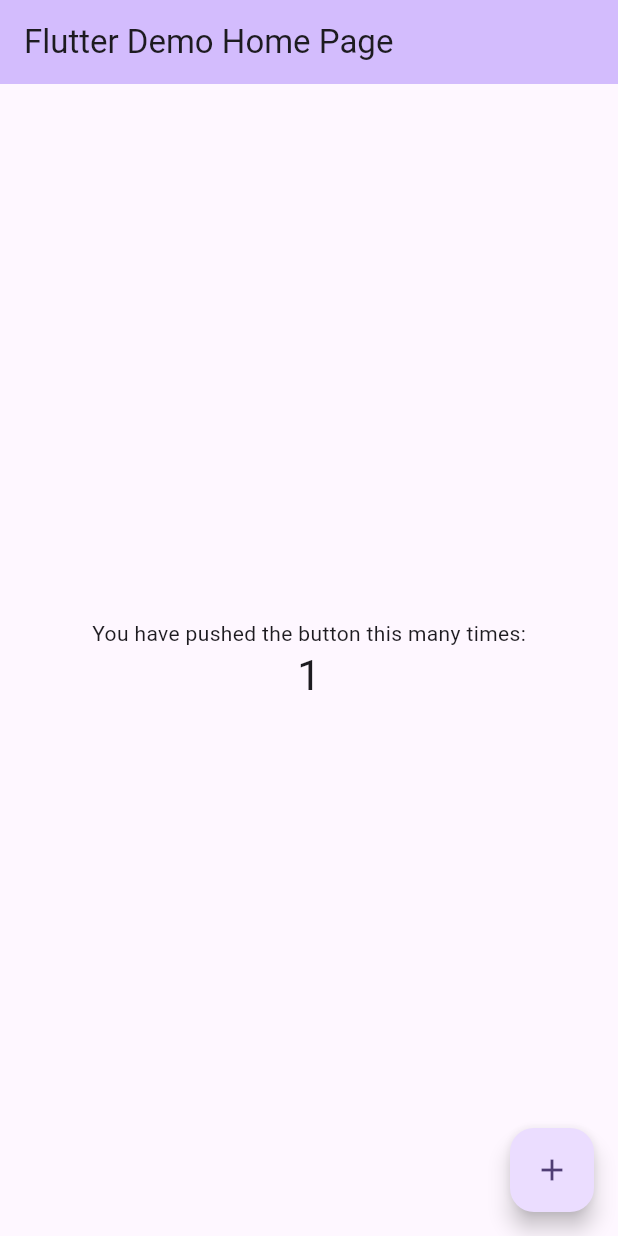
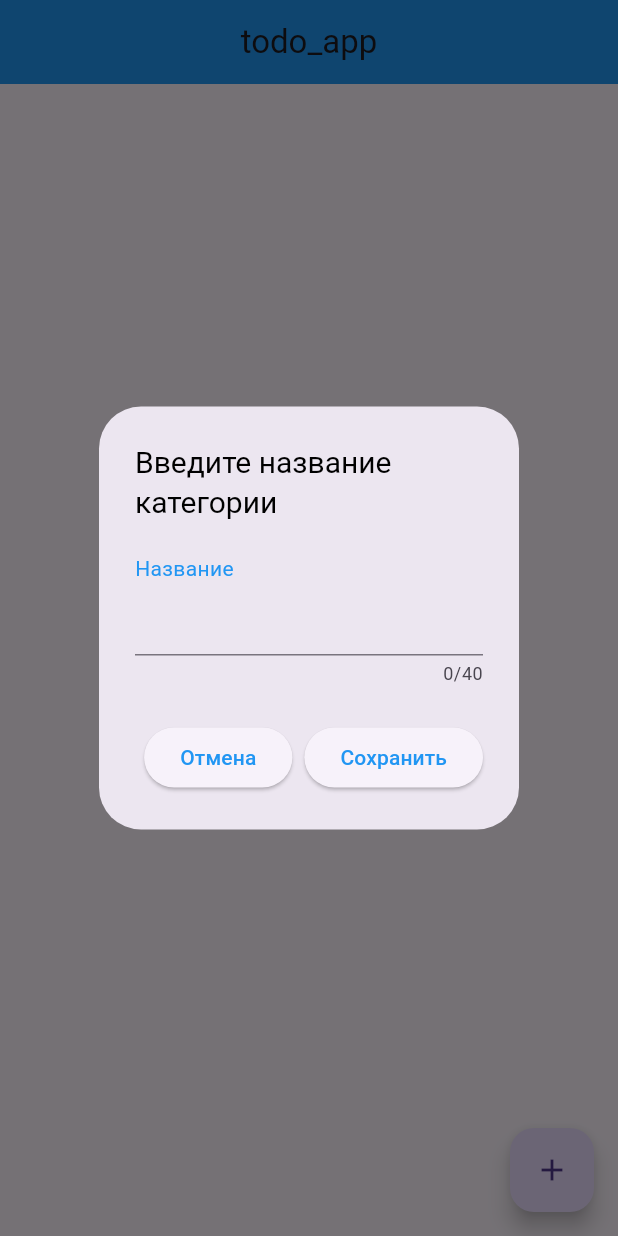
Before and after one commit to darksquare1/tuduwka, a Flutter app: the screen it shows after launch, after a tap on the "add" icon, on a phone screen of 412 x 824 dp. Run offline on Flutter 3.47's test engine with Material 3 defaults, Android fonts, the phone set to English and light mode, and no system bars.

Commit message:
added category model, screen

```diff
--- a/lib/main.dart
+++ b/lib/main.dart
@@ -1,125 +1,20 @@
 import 'package:flutter/material.dart';
+import 'screens/category_screen.dart';
 
 void main() {
-  runApp(const MyApp());
+  runApp(MyApp());
 }
 
 class MyApp extends StatelessWidget {
-  const MyApp({super.key});
-
-  // This widget is the root of your application.
   @override
   Widget build(BuildContext context) {
     return MaterialApp(
-      title: 'Flutter Demo',
+      title: 'Список задач',
       theme: ThemeData(
-        // This is the theme of your application.
-        //
-        // TRY THIS: Try running your application with "flutter run". You'll see
-        // the application has a purple toolbar. Then, without quitting the app,
-        // try changing the seedColor in the colorScheme below to Colors.green
-        // and then invoke "hot reload" (save your changes or press the "hot
-        // reload" button in a Flutter-supported IDE, or press "r" if you used
-        // the command line to start the app).
-        //
-        // Notice that the counter didn't reset back to zero; the application
-        // state is not lost during the reload. To reset the state, use hot
-        // restart instead.
-        //
-        // This works for code too, not just values: Most code changes can be
-        // tested with just a hot reload.
-        colorScheme: ColorScheme.fromSeed(seedColor: Colors.deepPurple),
-        useMaterial3: true,
+        primarySwatch: Colors.blue,
+        visualDensity: VisualDensity.adaptivePlatformDensity,
       ),
-      home: const MyHomePage(title: 'Flutter Demo Home Page'),
+      home: CategoryScreen(),
     );
   }
 }
-
-class MyHomePage extends StatefulWidget {
-  const MyHomePage({super.key, required this.title});
-
-  // This widget is the home page of your application. It is stateful, meaning
-  // that it has a State object (defined below) that contains fields that affect
-  // how it looks.
-
-  // This class is the configuration for the state. It holds the values (in this
-  // case the title) provided by the parent (in this case the App widget) and
-  // used by the build method of the State. Fields in a Widget subclass are
-  // always marked "final".
-
-  final String title;
-
-  @override
-  State<MyHomePage> createState() => _MyHomePageState();
-}
-
-class _MyHomePageState extends State<MyHomePage> {
-  int _counter = 0;
-
-  void _incrementCounter() {
-    setState(() {
-      // This call to setState tells the Flutter framework that something has
-      // changed in this State, which causes it to rerun the build method below
-      // so that the display can reflect the updated values. If we changed
-      // _counter without calling setState(), then the build method would not be
-      // called again, and so nothing would appear to happen.
-      _counter++;
-    });
-  }
-
-  @override
-  Widget build(BuildContext context) {
-    // This method is rerun every time setState is called, for instance as done
-    // by the _incrementCounter method above.
-    //
-    // The Flutter framework has been optimized to make rerunning build methods
-    // fast, so that you can just rebuild anything that needs updating rather
-    // than having to individually change instances of widgets.
-    return Scaffold(
-      appBar: AppBar(
-        // TRY THIS: Try changing the color here to a specific color (to
-        // Colors.amber, perhaps?) and trigger a hot reload to see the AppBar
-        // change color while the other colors stay the same.
-        backgroundColor: Theme.of(context).colorScheme.inversePrimary,
-        // Here we take the value from the MyHomePage object that was created by
-        // the App.build method, and use it to set our appbar title.
-        title: Text(widget.title),
-      ),
-      body: Center(
-        // Center is a layout widget. It takes a single child and positions it
-        // in the middle of the parent.
-        child: Column(
-          // Column is also a layout widget. It takes a list of children and
-          // arranges them vertically. By default, it sizes itself to fit its
-          // children horizontally, and tries to be as tall as its parent.
-          //
-          // Column has various properties to control how it sizes itself and
-          // how it positions its children. Here we use mainAxisAlignment to
-          // center the children vertically; the main axis here is the vertical
-          // axis because Columns are vertical (the cross axis would be
-          // horizontal).
-          //
-          // TRY THIS: Invoke "debug painting" (choose the "Toggle Debug Paint"
-          // action in the IDE, or press "p" in the console), to see the
-          // wireframe for each widget.
-          mainAxisAlignment: MainAxisAlignment.center,
-          children: <Widget>[
-            const Text(
-              'You have pushed the button this many times:',
-            ),
-            Text(
-              '$_counter',
-              style: Theme.of(context).textTheme.headlineMedium,
-            ),
-          ],
-        ),
-      ),
-      floatingActionButton: FloatingActionButton(
-        onPressed: _incrementCounter,
-        tooltip: 'Increment',
-        child: const Icon(Icons.add),
-      ), // This trailing comma makes auto-formatting nicer for build methods.
-    );
-  }
-}
--- /dev/null
+++ b/lib/models/category.dart
@@ -0,0 +1,13 @@
+import 'package:flutter/material.dart';
+
+class Category {
+  final String id;
+  late final String name;
+  final DateTime createdAt;
+
+  Category({
+    required this.id,
+    required this.name,
+    required this.createdAt,
+  });
+}
--- /dev/null
+++ b/lib/screens/category_screen.dart
@@ -0,0 +1,137 @@
+import 'package:flutter/material.dart';
+import '../models/category.dart';
+
+class CategoryScreen extends StatefulWidget {
+  @override
+  _CategoryScreenState createState() => _CategoryScreenState();
+}
+
+class _CategoryScreenState extends State<CategoryScreen> {
+  List<Category> _categories = [];
+  TextEditingController _textEditingController = TextEditingController();
+  String newCategoryName = '';
+
+  @override
+  Widget build(BuildContext context) {
+    return Scaffold(
+      appBar: AppBar(
+        backgroundColor: Colors.blue,
+        title: Text('todo_app'),
+        centerTitle: true,
+      ),
+      body: Center(
+        child: _categories.isEmpty
+            ? Text(
+          'Список категорий пуст',
+          style: TextStyle(fontSize: 18.0),
+        )
+            : ListView.builder(
+          itemCount: _categories.length,
+          itemBuilder: (context, index) {
+            final category = _categories[index];
+            return Dismissible(
+              key: UniqueKey(),
+              background: Container(color: Colors.red),
+              onDismissed: (direction) {
+                _deleteCategory(index);
+              },
+              child: Container(
+                margin: EdgeInsets.all(8.0),
+                decoration: BoxDecoration(
+                  color: Colors.white,
+                  borderRadius: BorderRadius.circular(8.0),
+                  boxShadow: [
+                    BoxShadow(
+                      color: Colors.grey.withOpacity(0.5),
+                      spreadRadius: 2,
+                      blurRadius: 4,
+                      offset: Offset(0, 2), // changes position of shadow
+                    ),
+                  ],
+                ),
+                child: ListTile(
+                  title: Text(category.name),
+                ),
+              ),
+            );
+          },
+        ),
+      ),
+      floatingActionButton: FloatingActionButton(
+        onPressed: () {
+          _showAddCategoryDialog(context);
+        },
+        child: Icon(Icons.add),
+      ),
+    );
+  }
+
+  void _showAddCategoryDialog(BuildContext context) {
+    showDialog(
+      context: context,
+      builder: (BuildContext context) {
+        return StatefulBuilder(
+          builder: (context, setState) {
+            return AlertDialog(
+              title: Text(
+                'Введите название \nкатегории',
+                style: TextStyle(fontSize: 20.0, color: Colors.black),
+              ),
+              content: Column(
+                mainAxisSize: MainAxisSize.min,
+                crossAxisAlignment: CrossAxisAlignment.start,
+                children: [
+                  SizedBox(height: 4),
+                  Text('Название', style: TextStyle(color: Colors.blue)),
+                  SizedBox(height: 0),
+                  TextField(
+                    onChanged: (value) {
+                      setState(() {
+                        newCategoryName = value;
+                      });
+                    },
+                    maxLength: 40,
+                  ),
+                ],
+              ),
+              actions: <Widget>[
+                ElevatedButton(
+                  style: ElevatedButton.styleFrom(
+
+                  ),
+                  child: Text('Отмена', style: TextStyle(color: Colors.blue)),
+                  onPressed: () {
+                    Navigator.of(context).pop();
+                  },
+                ),
+                ElevatedButton(
+                  style: ElevatedButton.styleFrom(
+                  ),
+                  child: Text('Сохранить', style: TextStyle(color: Colors.blue)),
+                  onPressed: () {
+                    if (newCategoryName.isNotEmpty) {
+                      _addCategory(newCategoryName);
+                      Navigator.of(context).pop();
+                    }
+                  },
+                ),
+              ],
+            );
+          },
+        );
+      },
+    );
+  }
+
+  void _addCategory(String name) {
+    setState(() {
+      _categories.add(Category(id: '1', name: name, createdAt: DateTime.now()));
+    });
+  }
+
+  void _deleteCategory(int index) {
+    setState(() {
+      _categories.removeAt(index);
+    });
+  }
+}
--- a/pubspec.yaml
+++ b/pubspec.yaml
@@ -30,6 +30,7 @@ environment:
 dependencies:
   flutter:
     sdk: flutter
+  uuid: ^3.0.0
 
 
   # The following adds the Cupertino Icons font to your application.
```
Also changed, not shown: pubspec.lock.
